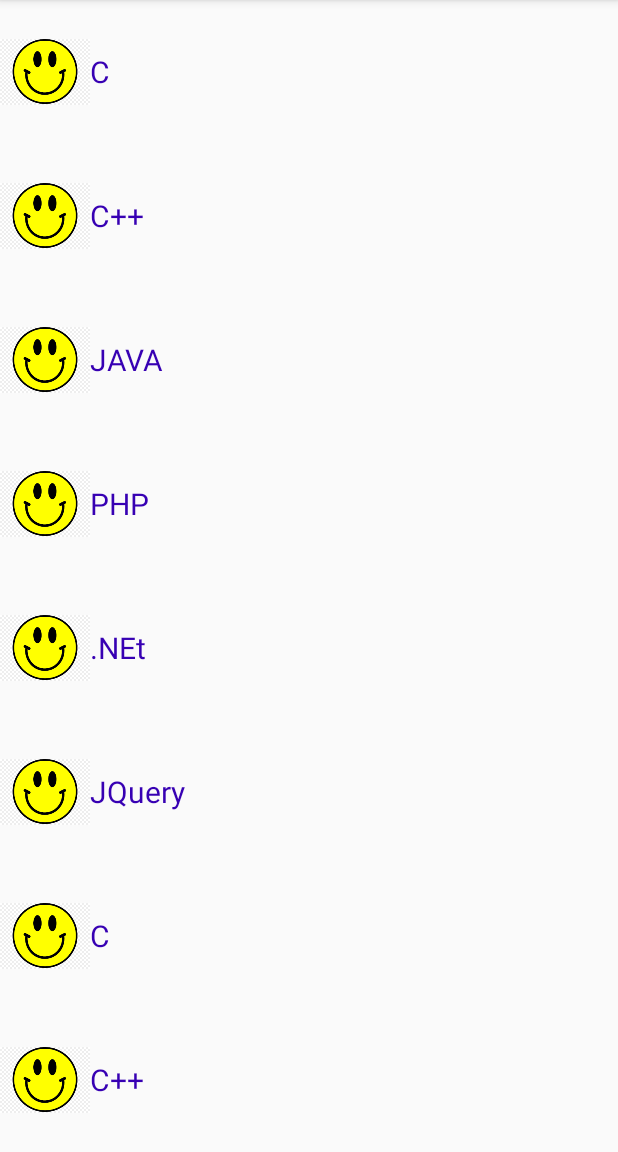
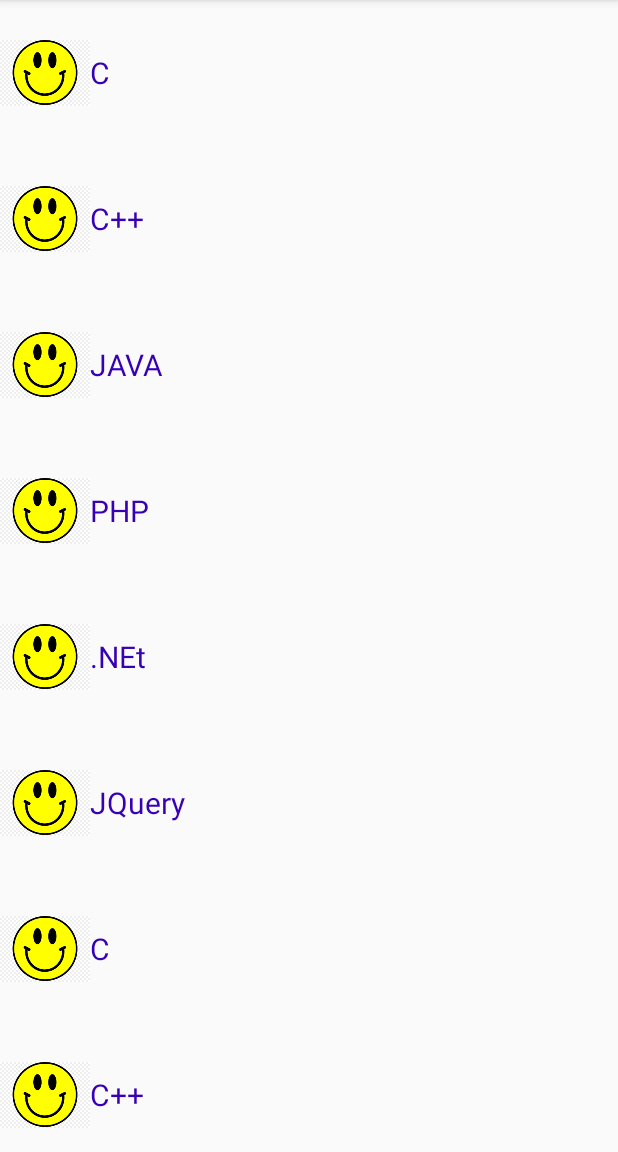
Before and after one commit to sumonece15/RecyclerView-Example2, an Android app: the screen it shows after launch (MainActivity), on a phone screen of 412 x 824 dp, the part 84-1236 px from its top. Run offline under Robolectric (Android 15) with nearby library versions, the phone set to English and light mode, and no system bars.

Commit message:
RecyclerView Example2 (1.0)

```diff
--- a/app/src/main/res/layout/single_row.xml
+++ b/app/src/main/res/layout/single_row.xml
@@ -1,7 +1,7 @@
 <?xml version="1.0" encoding="utf-8"?>
 <androidx.appcompat.widget.LinearLayoutCompat xmlns:android="http://schemas.android.com/apk/res/android"
     android:layout_width="match_parent"
-    android:layout_height="96dp">
+    android:layout_height="97dp">
 
     <ImageView
         android:id="@+id/img1"
```
